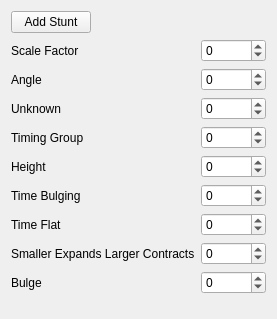
The window that TrackEditor/EditStuntWidget.ui (Zizin13/Roller) describes before a commit, drawn with Qt 5.
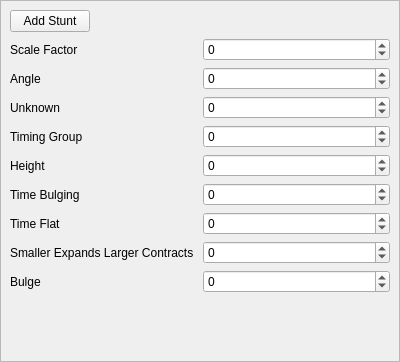
The same window after the commit.

```diff
--- a/TrackEditor/EditStuntWidget.ui
+++ b/TrackEditor/EditStuntWidget.ui
@@ -6,14 +6,83 @@
    <rect>
     <x>0</x>
     <y>0</y>
-    <width>250</width>
-    <height>319</height>
+    <width>400</width>
+    <height>362</height>
    </rect>
   </property>
   <property name="windowTitle">
    <string>Form</string>
   </property>
+  <layout class="QVBoxLayout" name="verticalLayout">
+   <property name="spacing">
+    <number>0</number>
+   </property>
+   <property name="leftMargin">
+    <number>0</number>
+   </property>
+   <property name="topMargin">
+    <number>0</number>
+   </property>
+   <property name="rightMargin">
+    <number>0</number>
+   </property>
+   <property name="bottomMargin">
+    <number>0</number>
+   </property>
+   <item>
+    <widget class="QScrollArea" name="scrollArea">
+     <property name="widgetResizable">
+      <bool>true</bool>
+     </property>
+     <widget class="QWidget" name="scrollAreaWidgetContents">
+      <property name="geometry">
+       <rect>
+        <x>0</x>
+        <y>0</y>
+        <width>398</width>
+        <height>360</height>
+       </rect>
+      </property>
   <layout class="QGridLayout" name="gridLayout">
+       <item row="6" column="1">
+        <widget class="QSpinBox" name="sbTimeBulging">
+         <property name="minimum">
+          <number>-65535</number>
+         </property>
+         <property name="maximum">
+          <number>65535</number>
+         </property>
+         <property name="singleStep">
+          <number>1</number>
+         </property>
+        </widget>
+       </item>
+       <item row="8" column="1">
+        <widget class="QSpinBox" name="sbExpandContract">
+         <property name="minimum">
+          <number>-65535</number>
+         </property>
+         <property name="maximum">
+          <number>65535</number>
+         </property>
+         <property name="singleStep">
+          <number>1</number>
+         </property>
+        </widget>
+       </item>
+       <item row="7" column="1">
+        <widget class="QSpinBox" name="sbTimeFlat">
+         <property name="minimum">
+          <number>-65535</number>
+         </property>
+         <property name="maximum">
+          <number>65535</number>
+         </property>
+         <property name="singleStep">
+          <number>1</number>
+         </property>
+        </widget>
+       </item>
    <item row="3" column="1">
     <widget class="QSpinBox" name="sbUnk">
      <property name="minimum">
@@ -27,10 +96,44 @@
      </property>
     </widget>
    </item>
-   <item row="10" column="0">
-    <widget class="QLabel" name="lblBulge">
+       <item row="4" column="0">
+        <widget class="QLabel" name="lblTimingGroup">
      <property name="text">
-      <string>Bulge</string>
+          <string>Timing Group</string>
+         </property>
+        </widget>
+       </item>
+       <item row="4" column="1">
+        <widget class="QSpinBox" name="sbTimingGroup">
+         <property name="minimum">
+          <number>-65535</number>
+         </property>
+         <property name="maximum">
+          <number>65535</number>
+         </property>
+         <property name="singleStep">
+          <number>1</number>
+         </property>
+        </widget>
+       </item>
+       <item row="8" column="0">
+        <widget class="QLabel" name="lblExpandContract">
+         <property name="text">
+          <string>Smaller Expands Larger Contracts</string>
+         </property>
+        </widget>
+       </item>
+       <item row="7" column="0">
+        <widget class="QLabel" name="lblTimeFlat">
+         <property name="text">
+          <string>Time Flat</string>
+         </property>
+        </widget>
+       </item>
+       <item row="5" column="0">
+        <widget class="QLabel" name="lblHeight">
+         <property name="text">
+          <string>Height</string>
      </property>
     </widget>
    </item>
@@ -41,7 +144,7 @@
      </property>
     </widget>
    </item>
-   <item row="7" column="0">
+       <item row="6" column="0">
     <widget class="QLabel" name="lblTimeBulging">
      <property name="text">
       <string>Time Bulging</string>
@@ -49,7 +152,7 @@
     </widget>
    </item>
    <item row="9" column="1">
-    <widget class="QSpinBox" name="sbExpandContract">
+        <widget class="QSpinBox" name="sbBulge">
      <property name="minimum">
       <number>-65535</number>
      </property>
@@ -61,33 +164,14 @@
      </property>
     </widget>
    </item>
+       <item row="9" column="0">
+        <widget class="QLabel" name="lblBulge">
+         <property name="text">
+          <string>Bulge</string>
+         </property>
+        </widget>
+       </item>
    <item row="5" column="1">
-    <widget class="QSpinBox" name="sbTimingGroup">
-     <property name="minimum">
-      <number>-65535</number>
-     </property>
-     <property name="maximum">
-      <number>65535</number>
-     </property>
-     <property name="singleStep">
-      <number>1</number>
-     </property>
-    </widget>
-   </item>
-   <item row="1" column="1">
-    <widget class="QSpinBox" name="sbScaleFact">
-     <property name="minimum">
-      <number>-65535</number>
-     </property>
-     <property name="maximum">
-      <number>65535</number>
-     </property>
-     <property name="singleStep">
-      <number>1</number>
-     </property>
-    </widget>
-   </item>
-   <item row="6" column="1">
     <widget class="QSpinBox" name="sbHeight">
      <property name="minimum">
       <number>-65535</number>
@@ -107,6 +191,30 @@
      </property>
     </widget>
    </item>
+       <item row="0" column="0" colspan="2">
+        <layout class="QHBoxLayout" name="horizontalLayout">
+         <item>
+          <widget class="QPushButton" name="pbStunt">
+           <property name="text">
+            <string>Add Stunt</string>
+           </property>
+          </widget>
+         </item>
+         <item>
+          <spacer name="horizontalSpacer">
+           <property name="orientation">
+            <enum>Qt::Horizontal</enum>
+           </property>
+           <property name="sizeHint" stdset="0">
+            <size>
+             <width>40</width>
+             <height>20</height>
+            </size>
+           </property>
+          </spacer>
+         </item>
+        </layout>
+       </item>
    <item row="2" column="1">
     <widget class="QSpinBox" name="sbAngle">
      <property name="minimum">
@@ -120,10 +228,16 @@
      </property>
     </widget>
    </item>
-   <item row="6" column="0">
-    <widget class="QLabel" name="lblHeight">
-     <property name="text">
-      <string>Height</string>
+       <item row="1" column="1">
+        <widget class="QSpinBox" name="sbScaleFact">
+         <property name="minimum">
+          <number>-65535</number>
+         </property>
+         <property name="maximum">
+          <number>65535</number>
+         </property>
+         <property name="singleStep">
+          <number>1</number>
      </property>
     </widget>
    </item>
@@ -137,54 +251,7 @@
      </property>
     </widget>
    </item>
-   <item row="10" column="1">
-    <widget class="QSpinBox" name="sbBulge">
-     <property name="minimum">
-      <number>-65535</number>
-     </property>
-     <property name="maximum">
-      <number>65535</number>
-     </property>
-     <property name="singleStep">
-      <number>1</number>
-     </property>
-    </widget>
-   </item>
-   <item row="9" column="0">
-    <widget class="QLabel" name="lblExpandContract">
-     <property name="text">
-      <string>Smaller Expands Larger Contracts</string>
-     </property>
-    </widget>
-   </item>
-   <item row="5" column="0">
-    <widget class="QLabel" name="lblTimingGroup">
-     <property name="text">
-      <string>Timing Group</string>
-     </property>
-    </widget>
-   </item>
-   <item row="8" column="1">
-    <widget class="QSpinBox" name="sbTimeFlat">
-     <property name="minimum">
-      <number>-65535</number>
-     </property>
-     <property name="maximum">
-      <number>65535</number>
-     </property>
-     <property name="singleStep">
-      <number>1</number>
-     </property>
-    </widget>
-   </item>
-   <item row="8" column="0">
-    <widget class="QLabel" name="lblTimeFlat">
-     <property name="text">
-      <string>Time Flat</string>
-     </property>
-    </widget>
-   </item>
-   <item row="11" column="0">
+       <item row="10" column="0">
     <spacer name="verticalSpacer">
      <property name="orientation">
       <enum>Qt::Vertical</enum>
@@ -197,42 +264,9 @@
      </property>
     </spacer>
    </item>
-   <item row="7" column="1">
-    <widget class="QSpinBox" name="sbTimeBulging">
-     <property name="minimum">
-      <number>-65535</number>
-     </property>
-     <property name="maximum">
-      <number>65535</number>
-     </property>
-     <property name="singleStep">
-      <number>1</number>
-     </property>
-    </widget>
-   </item>
-   <item row="0" column="0" colspan="2">
-    <layout class="QHBoxLayout" name="horizontalLayout">
-     <item>
-      <widget class="QPushButton" name="pbStunt">
-       <property name="text">
-        <string>Add Stunt</string>
-       </property>
-      </widget>
-     </item>
-     <item>
-      <spacer name="horizontalSpacer">
-       <property name="orientation">
-        <enum>Qt::Horizontal</enum>
-       </property>
-       <property name="sizeHint" stdset="0">
-        <size>
-         <width>40</width>
-         <height>20</height>
-        </size>
-       </property>
-      </spacer>
-     </item>
-    </layout>
+      </layout>
+     </widget>
+    </widget>
    </item>
   </layout>
  </widget>
```
Lines whose indentation alone changed are shown as unchanged.
